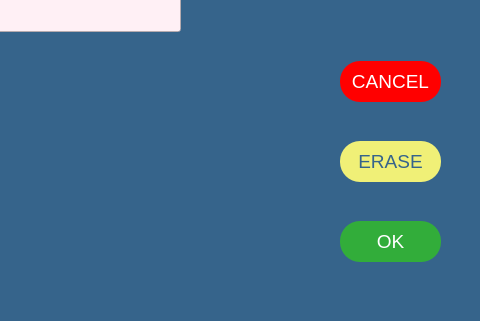
Before: the Qt Designer form atmloginpage.ui in melihorhanyilmaz/Project, drawn with Qt 5; both pictures show x 320 to 800 and y 279 to 600 of the 800 by 600 pixel window.
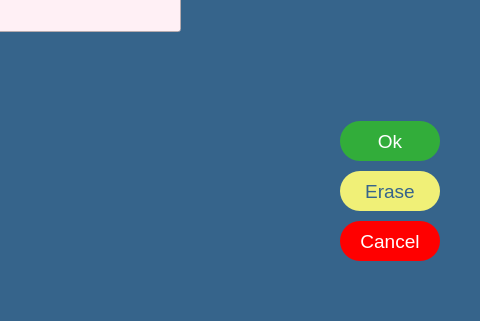
After: the same form once the commit is applied. Icons and pictures are not drawn.

The edit to the form file:
```diff
--- a/atmloginpage.ui
+++ b/atmloginpage.ui
@@ -112,9 +112,9 @@
     <property name="geometry">
      <rect>
       <x>660</x>
-      <y>420</y>
-      <width>101</width>
-      <height>41</height>
+      <y>450</y>
+      <width>100</width>
+      <height>40</height>
      </rect>
     </property>
     <property name="styleSheet">
@@ -124,7 +124,7 @@
 border-radius: 20;</string>
     </property>
     <property name="text">
-     <string>ERASE</string>
+     <string>Erase</string>
     </property>
     <property name="icon">
      <iconset>
@@ -135,9 +135,9 @@
     <property name="geometry">
      <rect>
       <x>660</x>
-      <y>500</y>
-      <width>101</width>
-      <height>41</height>
+      <y>400</y>
+      <width>100</width>
+      <height>40</height>
      </rect>
     </property>
     <property name="styleSheet">
@@ -149,7 +149,7 @@
 color: rgb(255, 255, 255);</string>
     </property>
     <property name="text">
-     <string>OK</string>
+     <string>Ok</string>
     </property>
     <property name="icon">
      <iconset>
@@ -160,9 +160,9 @@
     <property name="geometry">
      <rect>
       <x>660</x>
-      <y>340</y>
-      <width>101</width>
-      <height>41</height>
+      <y>500</y>
+      <width>100</width>
+      <height>40</height>
      </rect>
     </property>
     <property name="styleSheet">
@@ -172,7 +172,7 @@
 color: rgb(255, 255, 255);</string>
     </property>
     <property name="text">
-     <string>CANCEL</string>
+     <string>Cancel</string>
     </property>
     <property name="icon">
      <iconset>
```
Left out of the diff: 2 changed lines with no effect on the pictures.
